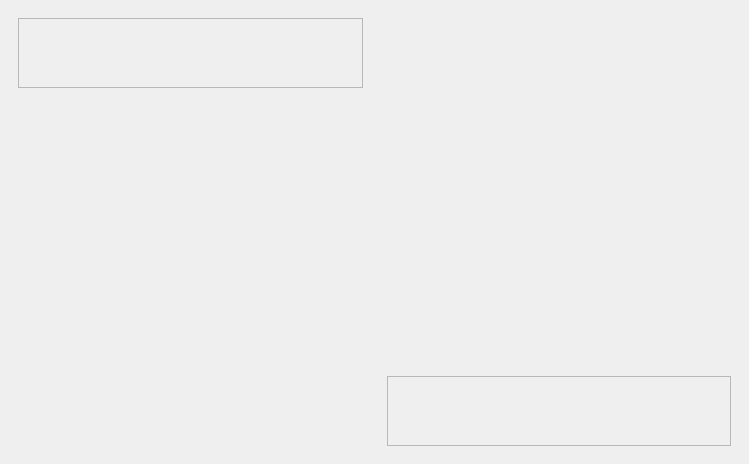
This is Client/Interface/mainwindow.ui in SofiMi/Messenger as Qt 5 draws it before an edit. The edited form follows.
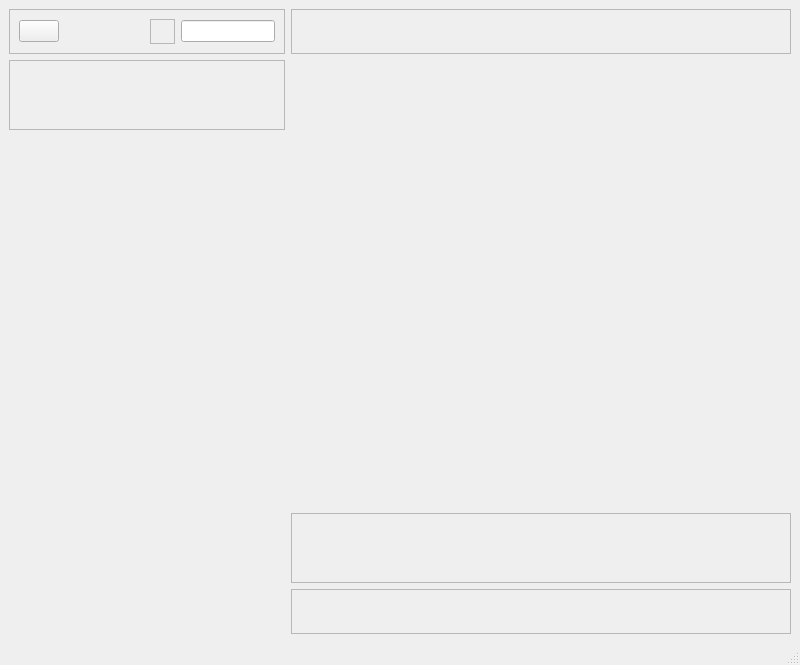
This is the edited form.

```diff
--- a/Client/Interface/mainwindow.ui
+++ b/Client/Interface/mainwindow.ui
@@ -6,52 +6,152 @@
    <rect>
     <x>0</x>
     <y>0</y>
-    <width>749</width>
-    <height>464</height>
+    <width>800</width>
+    <height>665</height>
    </rect>
   </property>
   <property name="windowTitle">
-   <string>Messenger</string>
-  </property>
-  <property name="styleSheet">
-   <string notr="true"/>
-  </property>
-  <property name="inputMethodHints">
-   <set>Qt::ImhNone</set>
-  </property>
-  <property name="unifiedTitleAndToolBarOnMac">
-   <bool>false</bool>
+   <string>MainWindow</string>
   </property>
   <widget class="QWidget" name="centralwidget">
-   <layout class="QHBoxLayout" name="horizontalLayout">
-    <item>
-     <widget class="QWidget" name="widget" native="true">
       <layout class="QHBoxLayout" name="horizontalLayout_2">
+    <item>
+     <layout class="QVBoxLayout" name="leftLayout">
+      <property name="sizeConstraint">
+       <enum>QLayout::SetFixedSize</enum>
+      </property>
+      <item>
+       <widget class="QFrame" name="menuFrame">
+        <property name="minimumSize">
+         <size>
+          <width>0</width>
+          <height>45</height>
+         </size>
+        </property>
+        <property name="maximumSize">
+         <size>
+          <width>666666</width>
+          <height>45</height>
+         </size>
+        </property>
+        <property name="frameShape">
+         <enum>QFrame::StyledPanel</enum>
+        </property>
+        <property name="frameShadow">
+         <enum>QFrame::Raised</enum>
+        </property>
+        <layout class="QHBoxLayout" name="horizontalLayout">
+         <item>
+          <widget class="QPushButton" name="menuButton">
+           <property name="text">
+            <string/>
+           </property>
+          </widget>
+         </item>
+         <item>
+          <spacer name="horizontalSpacer">
+           <property name="orientation">
+            <enum>Qt::Horizontal</enum>
+           </property>
+           <property name="sizeHint" stdset="0">
+            <size>
+             <width>100</width>
+             <height>20</height>
+            </size>
+           </property>
+          </spacer>
+         </item>
+         <item>
+          <widget class="QFrame" name="iconFind">
+           <property name="minimumSize">
+            <size>
+             <width>25</width>
+             <height>25</height>
+            </size>
+           </property>
+           <property name="frameShape">
+            <enum>QFrame::StyledPanel</enum>
+           </property>
+           <property name="frameShadow">
+            <enum>QFrame::Raised</enum>
+           </property>
+          </widget>
+         </item>
+         <item>
+          <widget class="QLineEdit" name="lineEditFind"/>
+         </item>
+        </layout>
+       </widget>
+      </item>
        <item alignment="Qt::AlignTop">
-        <widget class="QScrollArea" name="scrollArea">
+       <widget class="QScrollArea" name="friendScrollArea">
+        <property name="minimumSize">
+         <size>
+          <width>0</width>
+          <height>0</height>
+         </size>
+        </property>
+        <property name="maximumSize">
+         <size>
+          <width>300</width>
+          <height>16777215</height>
+         </size>
+        </property>
          <property name="widgetResizable">
           <bool>true</bool>
          </property>
-         <widget class="QWidget" name="friend_scroll_area_context">
+        <widget class="QWidget" name="friendScrollAreaContext">
           <property name="geometry">
            <rect>
             <x>0</x>
             <y>0</y>
-            <width>343</width>
+           <width>200</width>
             <height>68</height>
            </rect>
           </property>
+         <property name="maximumSize">
+          <size>
+           <width>200</width>
+           <height>16777215</height>
+          </size>
+         </property>
          </widget>
         </widget>
        </item>
       </layout>
-     </widget>
-    </item>
-    <item>
-     <widget class="QWidget" name="widget_2" native="true">
-      <layout class="QHBoxLayout" name="horizontalLayout_3">
+    </item>
+    <item>
+     <layout class="QVBoxLayout" name="rightLayout">
+      <item>
+       <widget class="QFrame" name="nameChatFrame">
+        <property name="minimumSize">
+         <size>
+          <width>0</width>
+          <height>45</height>
+         </size>
+        </property>
+        <property name="maximumSize">
+         <size>
+          <width>16777215</width>
+          <height>45</height>
+         </size>
+        </property>
+        <property name="frameShape">
+         <enum>QFrame::StyledPanel</enum>
+        </property>
+        <property name="frameShadow">
+         <enum>QFrame::Raised</enum>
+        </property>
+       </widget>
+      </item>
        <item alignment="Qt::AlignBottom">
-        <widget class="QScrollArea" name="scrollArea_2">
+       <widget class="QScrollArea" name="messageScrollArea">
+        <property name="minimumSize">
+         <size>
+          <width>500</width>
+          <height>0</height>
+         </size>
+        </property>
          <property name="widgetResizable">
           <bool>true</bool>
          </property>
@@ -60,18 +160,50 @@
            <rect>
             <x>0</x>
             <y>0</y>
-            <width>342</width>
+           <width>498</width>
             <height>68</height>
            </rect>
           </property>
          </widget>
         </widget>
        </item>
-      </layout>
+      <item>
+       <widget class="QFrame" name="InputMessageFrame">
+        <property name="minimumSize">
+         <size>
+          <width>0</width>
+          <height>45</height>
+         </size>
+        </property>
+        <property name="maximumSize">
+         <size>
+          <width>16777215</width>
+          <height>45</height>
+         </size>
+        </property>
+        <property name="frameShape">
+         <enum>QFrame::StyledPanel</enum>
+        </property>
+        <property name="frameShadow">
+         <enum>QFrame::Raised</enum>
+        </property>
      </widget>
     </item>
    </layout>
+    </item>
+   </layout>
   </widget>
+  <widget class="QMenuBar" name="menubar">
+   <property name="geometry">
+    <rect>
+     <x>0</x>
+     <y>0</y>
+     <width>800</width>
+     <height>22</height>
+    </rect>
+   </property>
+  </widget>
+  <widget class="QStatusBar" name="statusbar"/>
  </widget>
  <resources/>
  <connections/>
```
Left out of the diff: 2 changed lines with no effect on the pictures. Lines whose indentation alone changed are shown as unchanged.
